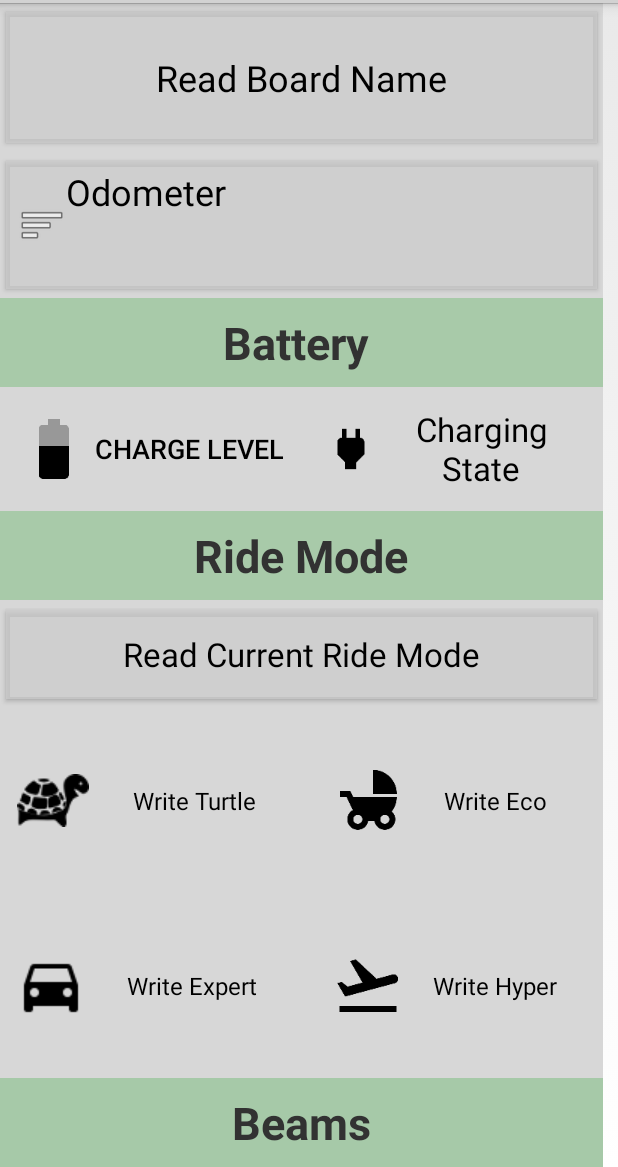
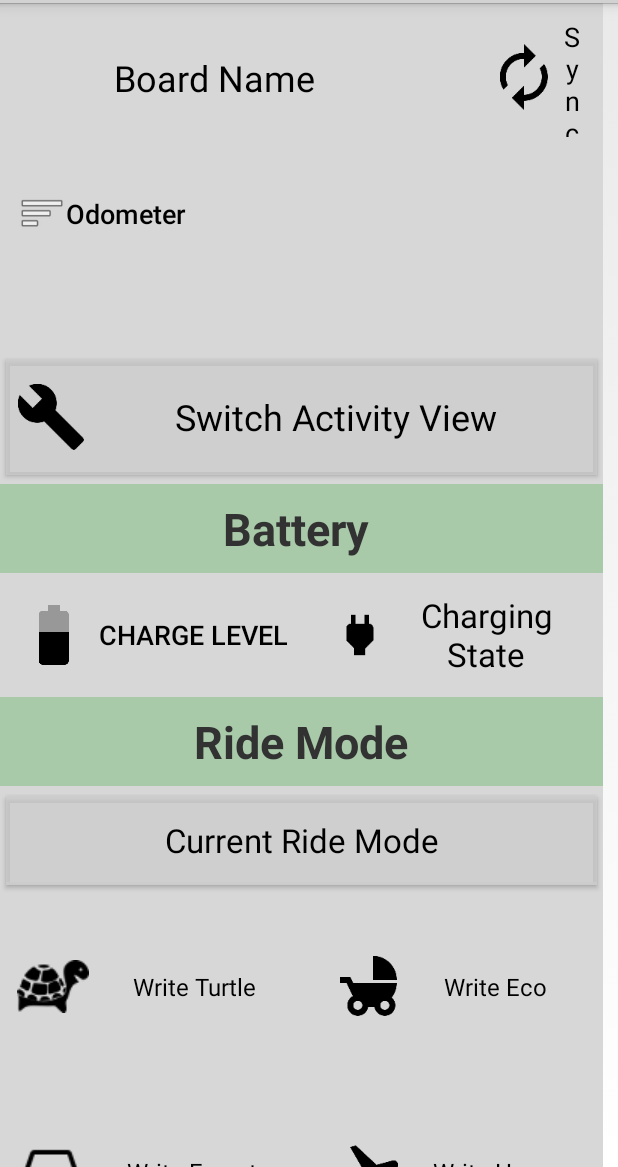
Before and after one commit to FDRs-Legs/BoostLERW, an Android app: the DeviceActivity screen opened directly, with no data from a screen before it, on a phone screen of 412 x 824 dp, the part 69-1236 px from its top. Run offline under Robolectric (Android 15) with nearby library versions, the phone set to English and light mode, and no system bars; 1 statement that could not run was skipped.

Commit message:
Cleaned up the UI

```diff
--- a/app/src/main/AndroidManifest.xml
+++ b/app/src/main/AndroidManifest.xml
@@ -1,8 +1,8 @@
 <?xml version="1.0" encoding="utf-8"?>
 <manifest xmlns:android="http://schemas.android.com/apk/res/android"
     package="youten.redo.ble.readwrite"
-    android:versionCode="1000003"
-    android:versionName="0.0.3">
+    android:versionCode="1000004"
+    android:versionName="0.0.4">
 
     <uses-permission android:name="android.permission.BLUETOOTH" />
     <uses-permission android:name="android.permission.BLUETOOTH_ADMIN" />
--- a/app/src/main/java/youten/redo/ble/readwrite/DeviceActivityTesting.java
+++ b/app/src/main/java/youten/redo/ble/readwrite/DeviceActivityTesting.java
@@ -468,7 +468,7 @@ public class DeviceActivityTesting extends Activity implements View.OnClickListe
             }
 
         }  else if (v.getId() == R.id.switch_activity_id) {
-            Log.d("fjdsflsjflkd", "Idid get to tetsing as well  somehow");
+
             Intent intent = new Intent(v.getContext(), DeviceActivity.class);
             BluetoothDevice selectedDevice = mDevice;
             intent.putExtra(DeviceActivity.EXTRA_BLUETOOTH_DEVICE, selectedDevice);
--- a/app/src/main/res/layout/activity_device.xml
+++ b/app/src/main/res/layout/activity_device.xml
@@ -15,25 +15,56 @@
         android:background="#d7d7d7"
         android:orientation="vertical">
 
-        <Button
-            android:id="@+id/read_board_name_button"
-            style="@style/Widget.AppCompat.Button.Small"
+        <LinearLayout
             android:layout_width="match_parent"
-            android:layout_height="99dp"
+            android:layout_height="match_parent"
+            android:orientation="horizontal">
 
-            android:layout_marginStart="0dp"
-            android:text="@string/read_board_name"
-            android:textSize="24sp" />
+            <Button
+                android:id="@+id/read_board_name_button"
+                style="@style/Widget.AppCompat.Button.Borderless"
+                android:layout_width="285dp"
+                android:layout_height="99dp"
+
+                android:layout_marginStart="0dp"
+                android:text="@string/read_board_name"
+                android:textSize="24sp" />
+
+            <Button
+                android:id="@+id/update_all_button"
+                style="@style/Widget.AppCompat.Button.Borderless"
+                android:layout_width="match_parent"
+                android:layout_height="match_parent"
+                android:drawableStart="@drawable/ic_autorenew_black_48dp"
+                android:paddingStart="40dp"
+                android:text="@string/update_activities_id"
+                android:textSize="18sp" />
+
+
+        </LinearLayout>
 
         <Button
             android:id="@+id/read_odometer_button"
-            style="@style/Widget.AppCompat.Button"
+            style="@style/Widget.AppCompat.Button.Borderless"
             android:layout_width="match_parent"
-            android:layout_height="97dp"
+            android:layout_height="82dp"
             android:drawableLeft="@android:drawable/ic_menu_sort_by_size"
-            android:gravity="center_horizontal|left"
+            android:gravity="center|center_horizontal|left|center_vertical"
             android:text="@string/read_odometer_number"
             android:textAlignment="gravity"
+            android:textAppearance="@style/TextAppearance.AppCompat.Body2"
+            android:textSize="18sp" />
+
+        <Button
+            android:id="@+id/switch_activity_id"
+            style="@style/Widget.AppCompat.Button.Small"
+            android:layout_width="match_parent"
+            android:layout_height="89dp"
+            android:layout_marginTop="50dp"
+            android:drawableLeft="@drawable/ic_build_black_48dp"
+            android:paddingLeft="10dp"
+            android:text="@string/switch_activity_name"
+            android:textAppearance="@style/TextAppearance.AppCompat.Large"
             android:textSize="24sp" />
 
         <TextView
@@ -59,7 +90,7 @@
             <Button
                 android:id="@+id/read_battery_level_button"
                 style="@style/Widget.AppCompat.Button.Borderless.Colored"
-                android:layout_width="204dp"
+                android:layout_width="210dp"
                 android:layout_height="match_parent"
                 android:drawableStart="@drawable/ic_battery_60_black_48dp"
                 android:text="@string/read_battery_level_number"
@@ -69,7 +100,7 @@
             <Button
                 android:id="@+id/read_battery_state_button"
                 style="@style/Widget.AppCompat.Button.Borderless.Colored"
-                android:layout_width="wrap_content"
+                android:layout_width="match_parent"
                 android:layout_height="match_parent"
                 android:drawableStart="@drawable/ic_power_black_36dp"
                 android:text="@string/read_battery_state_number"
@@ -92,7 +123,7 @@
 
         <Button
             android:id="@+id/read_ride_state_button"
-            style="@style/Widget.AppCompat.Button.Small"
+            style="@android:style/Widget.Material.Light.Button.Toggle"
             android:layout_width="match_parent"
 
             android:layout_height="72dp"
@@ -198,17 +229,5 @@
             android:paddingBottom="20dp"
             android:text="@string/toggle_light_state_name" />
 
-        <Button
-            android:id="@+id/switch_activity_id"
-            style="@style/Widget.AppCompat.Button.Small"
-            android:layout_width="match_parent"
-            android:layout_height="89dp"
-            android:layout_marginTop="50dp"
-            android:drawableLeft="@drawable/ic_build_black_48dp"
-            android:paddingLeft="10dp"
-            android:text="@string/switch_activity_name"
-            android:textAppearance="@style/TextAppearance.AppCompat.Large"
-            android:textSize="24sp" />
-
     </LinearLayout>
 </ScrollView>
--- a/app/src/main/res/values/strings.xml
+++ b/app/src/main/res/values/strings.xml
@@ -8,8 +8,8 @@
     <string name="action_scan">SCAN</string>
     <string name="action_stop">STOP</string>
     <!-- Device -->
-    <string name="read_board_name">Read Board Name</string>
-    <string name="read_light_state">Read Light State</string>
+    <string name="read_board_name">Board Name</string>
+    <string name="read_light_state">Light State</string>
     <string name="read_manufacturer_name">Read Manufacturer Name</string>
     <string name="read_serial_number">Read Serial Number</string>
     <string name="read_esc_firmware_number">Read Firmware Number</string>
@@ -22,10 +22,11 @@
     <string name="write_eco_level">Write Eco</string>
     <string name="write_turtle_level">Write Turtle</string>
     <string  name="read_odometer_number">Odometer</string>
-    <string name="read_ride_state_number">Read Current Ride Mode </string>
+    <string name="read_ride_state_number">Current Ride Mode </string>
     <string name="testing_name">Test area</string>
     <string name="switch_activity_name">Switch Activity View</string>
     <string name="toggle_light_state_name">Headlight Toggle - Tap Light State if not working</string>
 
 
+    <string name="update_activities_id" type="id">Sync</string>
 </resources>
```
Also changed, not shown: app/src/main/java/youten/redo/ble/readwrite/DeviceActivity.java (+109 -16 lines), app/src/main/res/drawable-xxhdpi/ic_battery_20_black_48dp.png (added), app/src/main/res/drawable-xxhdpi/ic_battery_30_black_48dp.png (added), app/src/main/res/drawable-xxhdpi/ic_battery_50_black_48dp.png (added), app/src/main/res/drawable-xxhdpi/ic_battery_60_black_48dp.png (added), app/src/main/res/drawable-xxhdpi/ic_battery_80_black_48dp.png (added), app/src/main/res/drawable-xxhdpi/ic_battery_90_black_48dp.png (added), app/src/main/res/drawable-xxhdpi/ic_battery_charging_full_black_48dp.png (added), app/src/main/res/drawable-xxhdpi/ic_battery_full_black_48dp.png (added), app/src/main/res/drawable-xxxhdpi/ic_autorenew_black_48dp.png (added).
